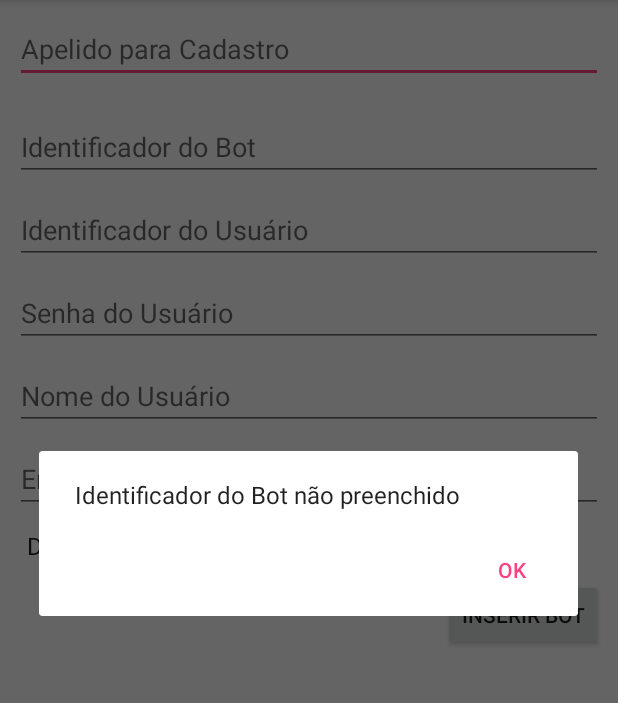
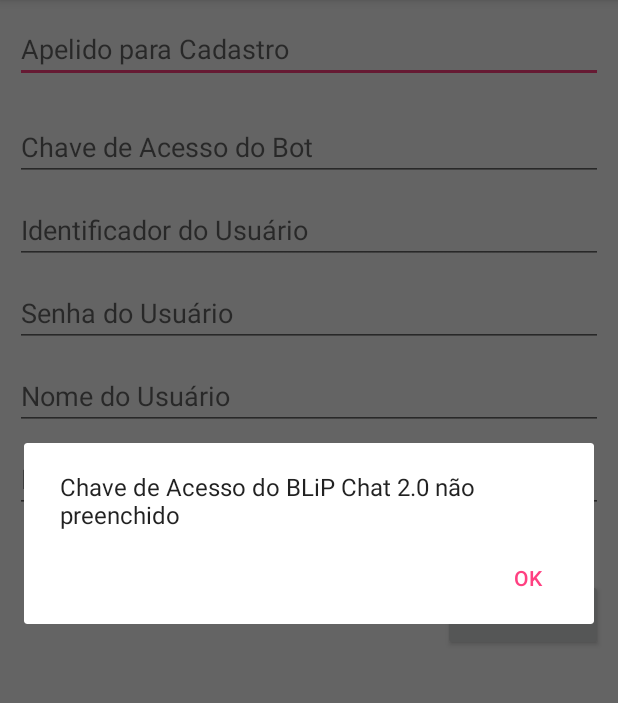
Before and after one commit to tuliomamute/TestBotsAndroid, an Android app: the InsertConfigurationActivity screen opened directly, with no data from a screen before it, after a tap on "INSERIR BOT", on a phone screen of 412 x 824 dp, the part 84-787 px from its top. Run offline under Robolectric (Android 15) with nearby library versions, the phone set to English and light mode, and no system bars; libraries missing offline, so code that uses them is left out: com.orm, net.take.blipchat.

Commit message:
change bot to blip chat 2.0

```diff
--- a/app/src/main/java/com/bots/take/testbotsandroid/activities/InsertConfigurationActivity.java
+++ b/app/src/main/java/com/bots/take/testbotsandroid/activities/InsertConfigurationActivity.java
@@ -16,7 +16,7 @@ public class InsertConfigurationActivity extends AppCompatActivity {
     private EditText UserPassWord;
     private EditText UserName;
     private EditText UserEmail;
-    private EditText BotIdentifier;
+    private EditText BotAppKey;
     private Spinner AuthType;
     private EditText BotAlias;
 
@@ -29,7 +29,7 @@ public class InsertConfigurationActivity extends AppCompatActivity {
         this.UserPassWord = findViewById(R.id.UserPassword);
         this.UserName = findViewById(R.id.UserName);
         this.UserEmail = findViewById(R.id.UserEmail);
-        this.BotIdentifier = findViewById(R.id.BotIdentifier);
+        this.BotAppKey = findViewById(R.id.BotAppKey);
         this.AuthType = findViewById(R.id.AuthType);
         this.BotAlias = findViewById(R.id.BotAlias);
     }
@@ -43,7 +43,7 @@ public class InsertConfigurationActivity extends AppCompatActivity {
         configuration.UserPassWord = this.UserPassWord.getText().toString();
         configuration.UserName = this.UserName.getText().toString();
         configuration.UserEmail = this.UserEmail.getText().toString();
-        configuration.BotIdentifier = this.BotIdentifier.getText().toString();
+        configuration.BotAppKey = this.BotAppKey.getText().toString();
         configuration.AuthType = this.AuthType.getSelectedItem().toString();
         configuration.BotAlias = this.BotAlias.getText().toString();
 
--- a/app/src/main/java/com/bots/take/testbotsandroid/models/ChatConfiguration.java
+++ b/app/src/main/java/com/bots/take/testbotsandroid/models/ChatConfiguration.java
@@ -10,19 +10,19 @@ public class ChatConfiguration extends SugarRecord<ChatConfiguration> {
     public String UserPassWord;
     public String UserName;
     public String UserEmail;
-    public String BotIdentifier;
+    public String BotAppKey;
     public String AuthType;
 
     public ChatConfiguration() {
     }
 
-    public ChatConfiguration(String UserIdentifier, String UserPassWord, String UserName, String UserEmail, String BotIdentifier, String BotAlias, String AuthType) {
+    public ChatConfiguration(String UserIdentifier, String UserPassWord, String UserName, String UserEmail, String BotAppKey, String BotAlias, String AuthType) {
         this.BotAlias = BotAlias;
         this.UserIdentifier = UserIdentifier;
         this.UserPassWord = UserPassWord;
         this.UserName = UserName;
         this.UserEmail = UserEmail;
-        this.BotIdentifier = BotIdentifier;
+        this.BotAppKey = BotAppKey;
         this.AuthType = AuthType;
     }
 
--- a/app/src/main/java/com/bots/take/testbotsandroid/utils/InputValidations.java
+++ b/app/src/main/java/com/bots/take/testbotsandroid/utils/InputValidations.java
@@ -18,13 +18,13 @@ public class InputValidations {
 
         AlertDialog.Builder alertBuilder = CreateDialog();
 
-        if (TextUtils.isEmpty(configuration.BotIdentifier)) {
-            alertBuilder.setMessage("Identificador do Bot não preenchido");
+        if (TextUtils.isEmpty(configuration.BotAppKey)) {
+            alertBuilder.setMessage("Chave de Acesso do BLiP Chat 2.0 não preenchido");
             alertBuilder.show();
             return false;
         }
 
-        if (configuration.AuthType == "DEV") {
+        if (configuration.AuthType.toUpperCase() == "DEV") {
             if (TextUtils.isEmpty(configuration.UserIdentifier)) {
                 alertBuilder.setMessage("Identificador do Usuário não preenchido");
                 alertBuilder.show();
--- a/app/src/main/res/layout/activity_insert_configuration.xml
+++ b/app/src/main/res/layout/activity_insert_configuration.xml
@@ -20,12 +20,12 @@
             android:hint="Apelido para Cadastro" />
 
         <EditText
-            android:id="@+id/BotIdentifier"
+            android:id="@+id/BotAppKey"
             android:layout_width="match_parent"
             android:layout_height="wrap_content"
             android:layout_marginBottom="10dp"
             android:layout_marginTop="10dp"
-            android:hint="@string/bot_identifier" />
+            android:hint="@string/bot_appkey" />
 
         <EditText
             android:id="@+id/UserIdentifier"
--- a/app/src/main/res/layout/activity_update_configuration.xml
+++ b/app/src/main/res/layout/activity_update_configuration.xml
@@ -18,12 +18,12 @@
             android:hint="Apelido para Cadastro" />
 
         <EditText
-            android:id="@+id/BotIdentifier"
+            android:id="@+id/BotAppKey"
             android:layout_width="match_parent"
             android:layout_height="wrap_content"
             android:layout_marginBottom="10dp"
             android:layout_marginTop="10dp"
-            android:hint="@string/bot_identifier" />
+            android:hint="@string/bot_appkey" />
 
         <EditText
             android:id="@+id/UserIdentifier"
@@ -69,7 +69,7 @@
                 android:layout_width="wrap_content"
                 android:layout_height="wrap_content"
                 android:onClick="updateConfigurations"
-                android:text="@string/configure_bot" />
+                android:text="@string/update_bot" />
         </LinearLayout>
     </LinearLayout>
 
--- a/app/src/main/res/values/strings.xml
+++ b/app/src/main/res/values/strings.xml
@@ -1,16 +1,17 @@
 <resources>
     <string name="app_name">Teste de Bots</string>
-    <string name="bot_identifier">Identificador do Bot</string>
+    <string name="bot_appkey">Chave de Acesso do Bot</string>
     <string name="user_identifier">Identificador do Usuário</string>
     <string name="user_password">Senha do Usuário</string>
     <string name="user_name">Nome do Usuário</string>
     <string name="user_email">Email do Usuário</string>
-    <string name="configure_bot">Configurar Bot</string>
+    <string name="configure_bot">Executar Bot</string>
     <string name="insert_configuration">Inserir Bot</string>
+    <string name="update_bot">Atualizar Informações</string>
     <string-array name="auth_type">
-        <item>DEV</item>
-        <item>GUEST</item>
-        <item>LOGIN</item>
+        <item>Dev</item>
+        <item>Guest</item>
+        <item>Login</item>
     </string-array>
     <string name="title_activity_chat">ChatActivity</string>
     <string name="title_activity_update_configuration">UpdateConfigurationActivity</string>
```
Also changed, not shown: app/build.gradle (+6 -1 lines), app/src/main/java/com/bots/take/testbotsandroid/activities/UpdateConfigurationActivity.java (+4 -4 lines), app/src/main/java/com/bots/take/testbotsandroid/adapter/ConfigurationAdapter.java (+18 -8 lines).
